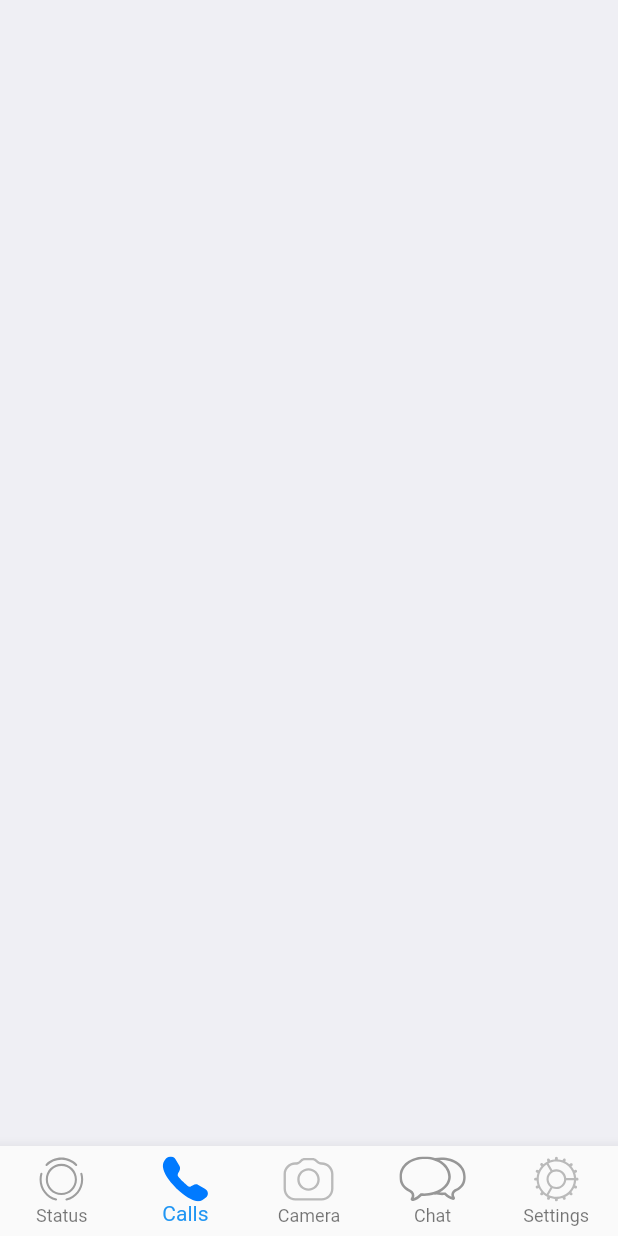
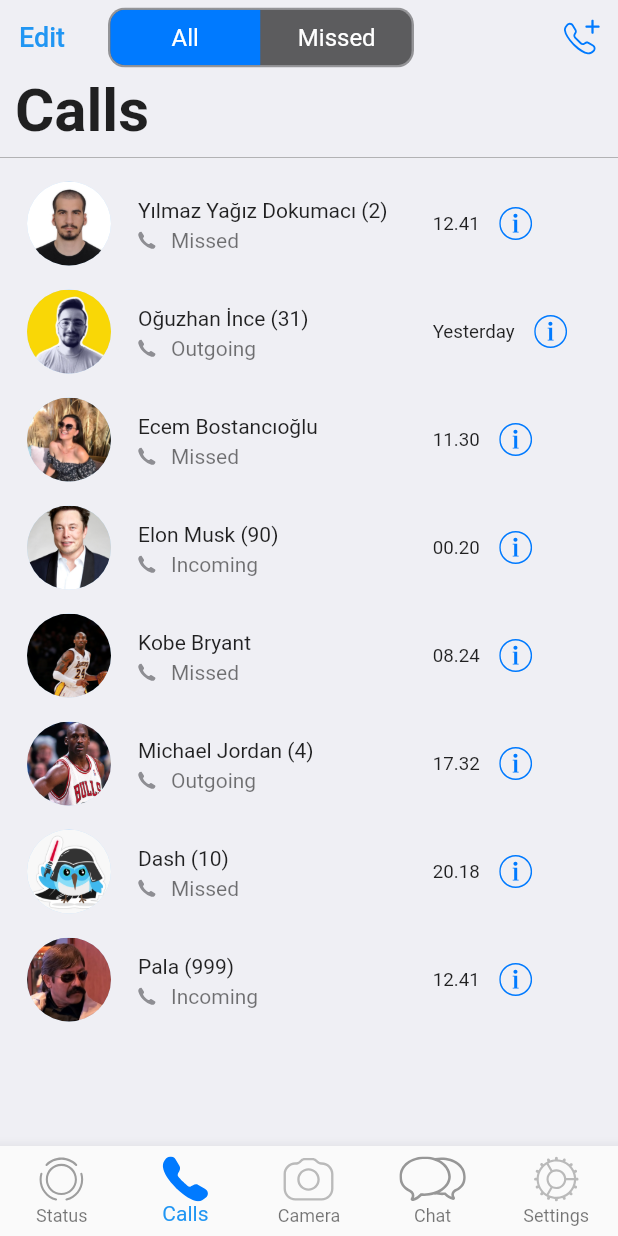
Before and after one commit to yagizdo/flutter_whatsapp_clone, a Flutter app: the screen it shows after launch, item 2 of the bottom bar chosen, on a phone screen of 412 x 824 dp. Run offline on Flutter 3.47's test engine with Material 2 defaults, Android fonts, the light colour scheme and no system bars; drawn by our look-alikes of toggle_switch; our stand-ins replace flutter_svg, hexcolor, shared_preferences.

Commit message:
Updated calls screen

```diff
--- a/lib/Screens/call_screen.dart
+++ b/lib/Screens/call_screen.dart
@@ -1,10 +1,80 @@
 import 'package:flutter/material.dart';
+import 'package:flutter_svg/svg.dart';
+import 'package:hexcolor/hexcolor.dart';
+import 'package:provider/provider.dart';
+import 'package:toggle_switch/toggle_switch.dart';
+import 'package:whatsapp_clone/Widgets/Call%20Screen/call_list.dart';
+
+import '../Providers/theme_provider.dart';
 
 class CallScreen extends StatelessWidget {
   const CallScreen({Key? key}) : super(key: key);
 
   @override
   Widget build(BuildContext context) {
-    return Scaffold();
+    return Scaffold(
+      appBar: AppBar(
+          title: ToggleSwitch(
+            customWidths: [100, 100],
+            minHeight: 37,
+            initialLabelIndex: 0,
+            cornerRadius: 10,
+            borderWidth: 1.5,
+            activeBgColor: [HexColor('#007AFF')],
+            totalSwitches: 2,
+            labels: ['All', 'Missed'],
+            customTextStyles: [
+              TextStyle(color: Colors.white, fontSize: 16),
+              TextStyle(color: Colors.white, fontSize: 16)
+            ],
+            onToggle: (index) {
+              print('$index selected!');
+            },
+          ),
+          toolbarHeight: 50,
+          leading: TextButton(
+            child: const Text(
+              'Edit',
+              style: TextStyle(fontSize: 18),
+            ),
+            onPressed: () {},
+          ),
+          actions: [
+            Consumer<ThemeProvider>(builder: (context, theme, child) {
+              return IconButton(
+                onPressed: () {
+                  ThemeProvider().readData('themeMode').then((value) {
+                    value == 'light'
+                        ? theme.setDarkMode()
+                        : theme.setLightMode();
+                  });
+                },
+                icon: SvgPicture.asset('lib/Assets/callicon.svg'),
+                color: Colors.black,
+              );
+            })
+          ]),
+      body: Column(
+        crossAxisAlignment: CrossAxisAlignment.start,
+        children: [
+          const Padding(
+            padding: EdgeInsets.only(left: 10),
+            child: Text(
+              'Calls',
+              style: TextStyle(fontSize: 40, fontWeight: FontWeight.bold),
+            ),
+          ),
+          Column(
+            children: const [
+              Divider(
+                color: Colors.grey,
+                thickness: 0.5,
+              )
+            ],
+          ),
+          CallList(),
+        ],
+      ),
+    );
   }
 }
--- /dev/null
+++ b/lib/Widgets/Call Screen/call_card.dart
@@ -0,0 +1,63 @@
+import 'package:flutter/material.dart';
+import 'package:flutter_svg/svg.dart';
+
+class CallCard extends StatelessWidget {
+  CallCard(
+      {Key? key,
+      required this.name,
+      required this.counter,
+      required this.info,
+      required this.time,
+      required this.imageasset})
+      : super(key: key);
+
+  String name;
+  int counter;
+  String info;
+  String time;
+  String imageasset;
+  @override
+  Widget build(BuildContext context) {
+    return Row(
+      children: [
+        Expanded(
+            child: ListTile(
+          title: Text(
+            '$name ${counter == 0 ? '' : '($counter)'}',
+            style: TextStyle(fontSize: 14),
+          ),
+          subtitle: Row(
+            children: [
+              SvgPicture.asset('lib/Assets/littlephoneicon.svg'),
+              Padding(
+                padding: EdgeInsets.only(left: 10.0),
+                child: Text(info),
+              )
+            ],
+          ),
+          minVerticalPadding: 15,
+          leading: CircleAvatar(
+            radius: 30,
+            backgroundImage: AssetImage(
+              imageasset,
+            ),
+          ),
+          trailing: SizedBox(
+            width: MediaQuery.of(context).size.width / 3.83,
+            child: Row(
+              children: [
+                Text(
+                  time,
+                  style: TextStyle(fontSize: 12.5),
+                ),
+                IconButton(
+                    onPressed: () {},
+                    icon: SvgPicture.asset('lib/Assets/infoicon.svg'))
+              ],
+            ),
+          ),
+        ))
+      ],
+    );
+  }
+}
--- /dev/null
+++ b/lib/Widgets/Call Screen/call_list.dart
@@ -0,0 +1,65 @@
+import 'package:flutter/material.dart';
+import 'package:whatsapp_clone/Widgets/Call%20Screen/call_card.dart';
+
+class CallList extends StatelessWidget {
+  const CallList({Key? key}) : super(key: key);
+
+  @override
+  Widget build(BuildContext context) {
+    return SizedBox(
+      height: MediaQuery.of(context).size.height / 1.4,
+      child: ListView(
+        children: [
+          CallCard(
+              name: 'Yılmaz Yağız Dokumacı',
+              counter: 2,
+              info: 'Missed',
+              time: '12.41',
+              imageasset: 'lib/Assets/yagophoto.jpg'),
+          CallCard(
+              name: 'Oğuzhan İnce',
+              counter: 31,
+              info: 'Outgoing',
+              time: 'Yesterday',
+              imageasset: 'lib/Assets/oguzprofile.jpeg'),
+          CallCard(
+              name: 'Ecem Bostancıoğlu',
+              counter: 0,
+              info: 'Missed',
+              time: '11.30',
+              imageasset: 'lib/Assets/ecemprofile.jpeg'),
+          CallCard(
+              name: 'Elon Musk',
+              counter: 90,
+              info: 'Incoming',
+              time: '00.20',
+              imageasset: 'lib/Assets/elonmusk.jpg'),
+          CallCard(
+              name: 'Kobe Bryant',
+              counter: 0,
+              info: 'Missed',
+              time: '08.24',
+              imageasset: 'lib/Assets/kobebryant.jpg'),
+          CallCard(
+              name: 'Michael Jordan',
+              counter: 4,
+              info: 'Outgoing',
+              time: '17.32',
+              imageasset: 'lib/Assets/jordan.jpg'),
+          CallCard(
+              name: 'Dash',
+              counter: 10,
+              info: 'Missed',
+              time: '20.18',
+              imageasset: 'lib/Assets/dartdash.jpg'),
+          CallCard(
+              name: 'Pala',
+              counter: 999,
+              info: 'Incoming',
+              time: '12.41',
+              imageasset: 'lib/Assets/pala.jpg'),
+        ],
+      ),
+    );
+  }
+}
--- a/pubspec.yaml
+++ b/pubspec.yaml
@@ -39,6 +39,7 @@ dependencies:
   provider: ^6.0.2
   hexcolor: ^2.0.5
   flutter_svg: ^1.0.3
+  toggle_switch: ^1.4.0
 
 dev_dependencies:
   flutter_test:
```
Also changed, not shown: lib/Assets/callicon.svg (added), lib/Assets/dartdash.jpg (added), lib/Assets/ecemprofile.jpeg (added), lib/Assets/elonmusk.jpg (added), lib/Assets/infoicon.svg (added), lib/Assets/jordan.jpg (added), lib/Assets/kobebryant.jpg (added), lib/Assets/littlephoneicon.svg (added), lib/Assets/oguzprofile.jpeg (added), lib/Assets/pala.jpg (added), 1 other file.
